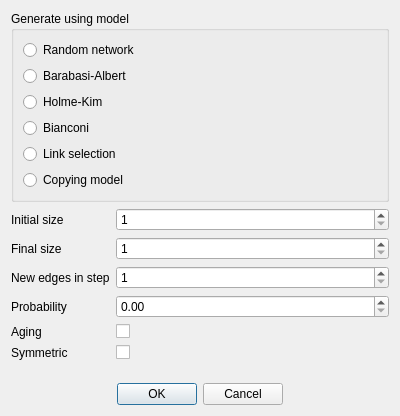
Above: MAD_II/app/NetworkWizard/generate_dialog.ui from theazgra/dataAnalysisCourse before the change. Below: the same form after it.
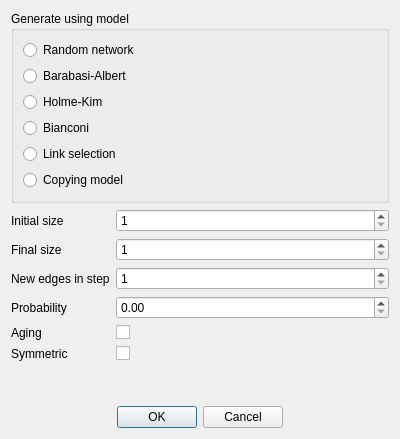
That is the form after the change.

```diff
--- a/MAD_II/app/NetworkWizard/generate_dialog.ui
+++ b/MAD_II/app/NetworkWizard/generate_dialog.ui
@@ -7,7 +7,7 @@
     <x>0</x>
     <y>0</y>
     <width>400</width>
-    <height>416</height>
+    <height>439</height>
    </rect>
   </property>
   <property name="sizePolicy">
```
Left out of the diff: 14 changed lines with no effect on the pictures.
